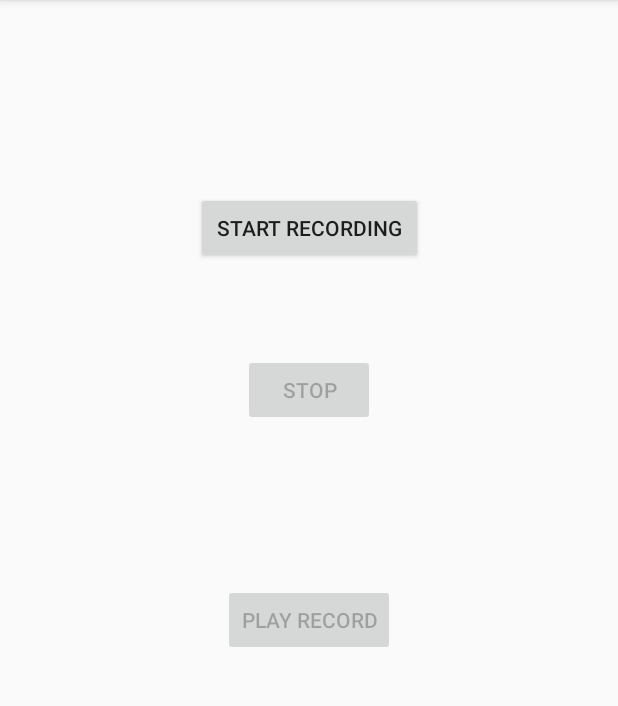
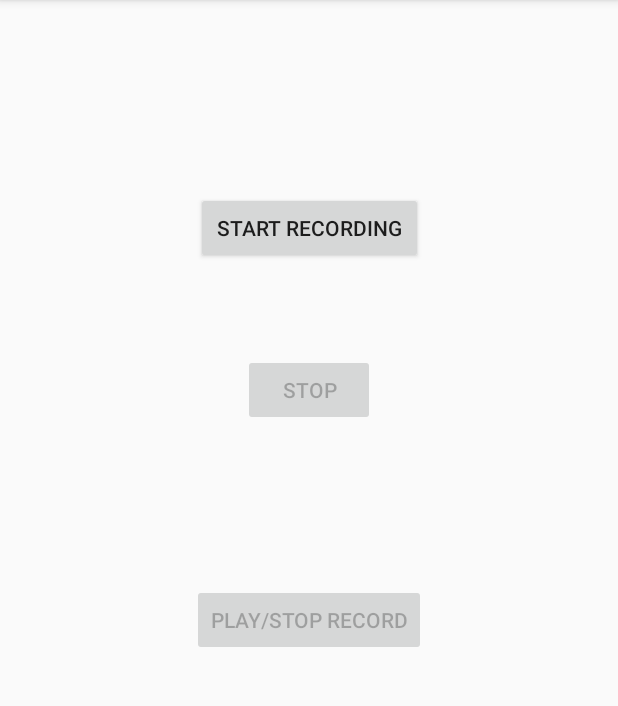
Before and after one commit to subject-name-here/test_app, an Android app: the screen it shows after launch (MainActivity), on a phone screen of 412 x 824 dp, the part 84-790 px from its top. Run offline under Robolectric (Android 15) with nearby library versions, the phone set to English and light mode, and no system bars.

Commit message:
added playing of record (it didn't work for some reason)

```diff
--- a/app/src/main/res/layout/activity_main.xml
+++ b/app/src/main/res/layout/activity_main.xml
@@ -39,7 +39,7 @@
         android:layout_marginEnd="8dp"
         android:layout_marginStart="8dp"
         android:layout_marginTop="8dp"
-        android:text="@string/play_record"
+        android:text="@string/play_stop_record"
         app:layout_constraintBottom_toBottomOf="parent"
         app:layout_constraintEnd_toEndOf="parent"
         app:layout_constraintHorizontal_bias="0.501"
--- a/app/src/main/res/values/strings.xml
+++ b/app/src/main/res/values/strings.xml
@@ -2,5 +2,5 @@
     <string name="app_name">soundgarden</string>
     <string name="start_recording">Start recording</string>
     <string name="stop">Stop</string>
-    <string name="play_record">Play record</string>
+    <string name="play_stop_record">Play/stop record</string>
 </resources>
```
Also changed, not shown: app/src/main/java/com/here/name/subject/soundgarden/MainActivity.kt (+17 -5 lines).
